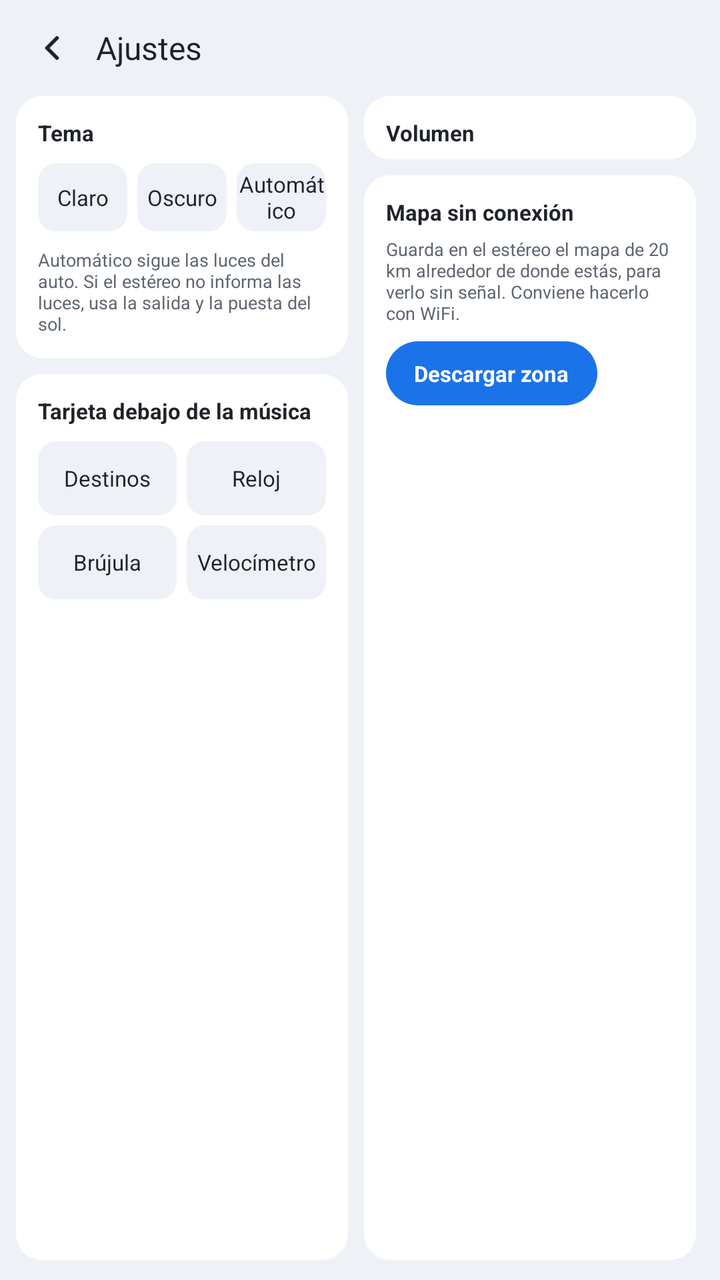
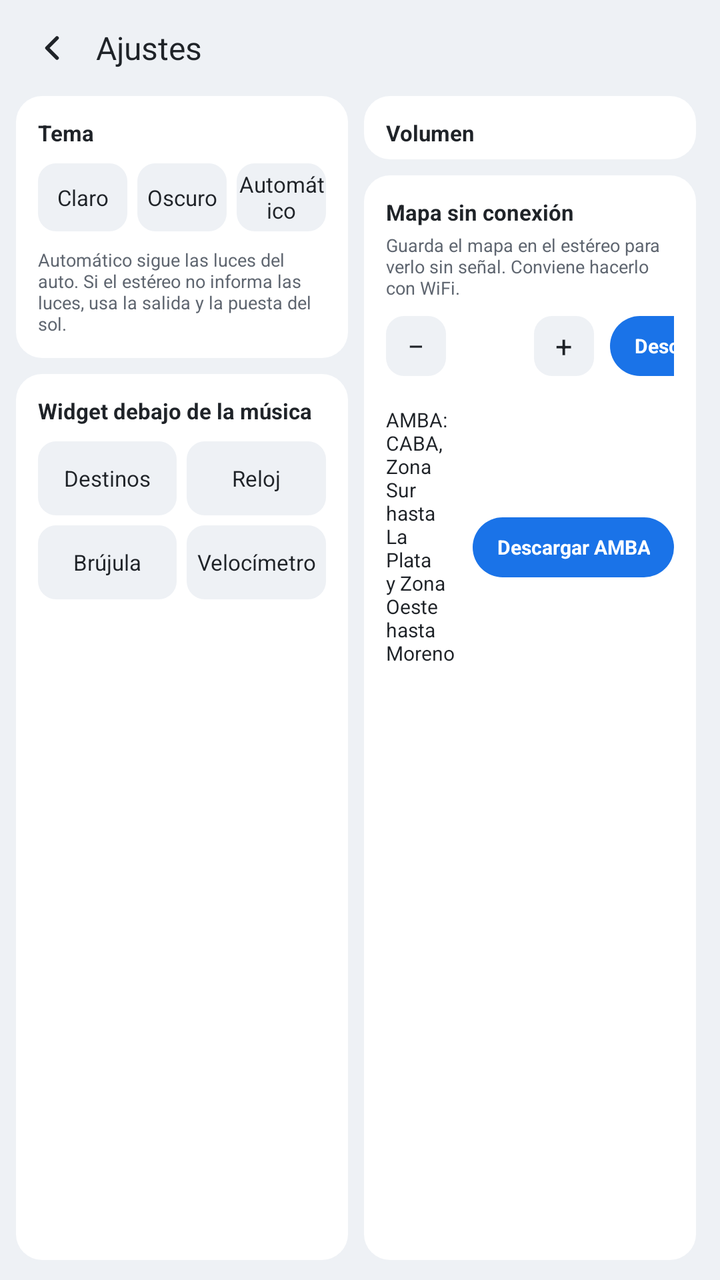

Two renders of the same Android screen: before a commit and after it. Below are the layout's source before the change and the commit's diff.
<!-- AndroidManifest.xml: application theme LauncherTheme -->
<!-- res/layout/activity_settings.xml -->
<?xml version="1.0" encoding="utf-8"?>
<LinearLayout xmlns:android="http://schemas.android.com/apk/res/android"
    android:layout_width="match_parent"
    android:layout_height="match_parent"
    android:background="@color/ground"
    android:orientation="vertical"
    android:paddingStart="8dp"
    android:paddingTop="6dp"
    android:paddingEnd="12dp"
    android:paddingBottom="10dp">

    
    <LinearLayout
        android:layout_width="match_parent"
        android:layout_height="36dp"
        android:gravity="center_vertical"
        android:orientation="horizontal">

        <ImageButton
            android:id="@+id/settings_back"
            android:layout_width="36dp"
            android:layout_height="36dp"
            android:background="@drawable/bg_round_button"
            android:contentDescription="@string/back"
            android:padding="8dp"
            android:scaleType="fitCenter"
            android:src="@drawable/ic_back" />

        <TextView
            android:layout_width="0dp"
            android:layout_height="wrap_content"
            android:layout_marginStart="4dp"
            android:layout_weight="1"
            android:text="@string/settings_title"
            android:textColor="@color/text"
            android:textSize="16sp" />

        <TextView
            android:id="@+id/settings_version"
            android:layout_width="wrap_content"
            android:layout_height="wrap_content"
            android:textColor="@color/muted"
            android:textSize="9sp" />
    </LinearLayout>

    <LinearLayout
        android:layout_width="match_parent"
        android:layout_height="0dp"
        android:layout_marginTop="6dp"
        android:layout_weight="1"
        android:orientation="horizontal">

        
        <LinearLayout
            android:layout_width="0dp"
            android:layout_height="match_parent"
            android:layout_weight="1"
            android:orientation="vertical">

            
            <LinearLayout
                style="@style/Card"
                android:layout_width="match_parent"
                android:layout_height="wrap_content"
                android:orientation="vertical"
                android:padding="11dp">

                <TextView
                    style="@style/SettingsTitle"
                    android:text="@string/theme" />

                <LinearLayout
                    android:layout_width="match_parent"
                    android:layout_height="34dp"
                    android:layout_marginTop="8dp"
                    android:orientation="horizontal">

                    <TextView
                        android:id="@+id/theme_light"
                        style="@style/SettingsOption"
                        android:text="@string/theme_light" />

                    <TextView
                        android:id="@+id/theme_dark"
                        style="@style/SettingsOption"
                        android:layout_marginStart="5dp"
                        android:text="@string/theme_dark" />

                    <TextView
                        android:id="@+id/theme_auto"
                        style="@style/SettingsOption"
                        android:layout_marginStart="5dp"
                        android:text="@string/theme_auto" />
                </LinearLayout>

                <TextView
                    android:layout_width="match_parent"
                    android:layout_height="wrap_content"
                    android:layout_marginTop="8dp"
                    android:text="@string/theme_auto_hint"
                    android:textColor="@color/muted"
                    android:textSize="9sp" />
            </LinearLayout>

            
            <LinearLayout
                style="@style/Card"
                android:layout_width="match_parent"
                android:layout_height="0dp"
                android:layout_marginTop="8dp"
                android:layout_weight="1"
                android:orientation="vertical"
                android:padding="11dp">

                <TextView
                    style="@style/SettingsTitle"
                    android:text="@string/bottom_card" />

                <LinearLayout
                    android:layout_width="match_parent"
                    android:layout_height="37dp"
                    android:layout_marginTop="8dp"
                    android:orientation="horizontal">

                    <TextView
                        android:id="@+id/card_places"
                        style="@style/SettingsOption"
                        android:text="@string/card_places" />

                    <TextView
                        android:id="@+id/card_clock"
                        style="@style/SettingsOption"
                        android:layout_marginStart="5dp"
                        android:text="@string/card_clock" />
                </LinearLayout>

                <LinearLayout
                    android:layout_width="match_parent"
                    android:layout_height="37dp"
                    android:layout_marginTop="5dp"
                    android:orientation="horizontal">

                    <TextView
                        android:id="@+id/card_compass"
                        style="@style/SettingsOption"
                        android:text="@string/card_compass" />

                    <TextView
                        android:id="@+id/card_speedo"
                        style="@style/SettingsOption"
                        android:layout_marginStart="5dp"
                        android:text="@string/card_speedo" />
                </LinearLayout>
            </LinearLayout>
        </LinearLayout>

        
        <LinearLayout
            android:layout_width="0dp"
            android:layout_height="match_parent"
            android:layout_marginStart="8dp"
            android:layout_weight="1"
            android:orientation="vertical">

            
            <LinearLayout
                android:id="@+id/volumes"
                style="@style/Card"
                android:layout_width="match_parent"
                android:layout_height="wrap_content"
                android:orientation="vertical"
                android:paddingStart="11dp"
                android:paddingTop="11dp"
                android:paddingEnd="11dp"
                android:paddingBottom="6dp">

                <TextView
                    style="@style/SettingsTitle"
                    android:text="@string/volume_title" />
            </LinearLayout>

            
            <LinearLayout
                style="@style/Card"
                android:layout_width="match_parent"
                android:layout_height="0dp"
                android:layout_marginTop="8dp"
                android:layout_weight="1"
                android:orientation="vertical"
                android:padding="11dp">

                <TextView
                    style="@style/SettingsTitle"
                    android:text="@string/offline_map" />

                <TextView
                    android:layout_width="match_parent"
                    android:layout_height="wrap_content"
                    android:layout_marginTop="5dp"
                    android:text="@string/offline_map_hint"
                    android:textColor="@color/muted"
                    android:textSize="9sp" />

                <LinearLayout
                    android:layout_width="match_parent"
                    android:layout_height="wrap_content"
                    android:layout_marginTop="8dp"
                    android:gravity="center_vertical"
                    android:orientation="horizontal">

                    <TextView
                        android:id="@+id/offline_button"
                        android:layout_width="wrap_content"
                        android:layout_height="32dp"
                        android:background="@drawable/bg_button_accent_round"
                        android:gravity="center"
                        android:paddingStart="14dp"
                        android:paddingEnd="14dp"
                        android:text="@string/offline_download"
                        android:textColor="@color/on_accent"
                        android:textSize="11sp"
                        android:textStyle="bold" />

                    <TextView
                        android:id="@+id/offline_status"
                        android:layout_width="0dp"
                        android:layout_height="wrap_content"
                        android:layout_marginStart="10dp"
                        android:layout_weight="1"
                        android:textColor="@color/muted"
                        android:textSize="9sp" />
                </LinearLayout>

                <ProgressBar
                    android:id="@+id/offline_progress"
                    style="@android:style/Widget.Material.ProgressBar.Horizontal"
                    android:layout_width="match_parent"
                    android:layout_height="4dp"
                    android:layout_marginTop="8dp"
                    android:progressBackgroundTint="@color/track"
                    android:progressTint="@color/accent"
                    android:visibility="gone" />
            </LinearLayout>
        </LinearLayout>
    </LinearLayout>
</LinearLayout>
<!-- resources referenced by this layout -->
<resources>
  <color name="accent">#1A73E8</color>
  <color name="ground">#EEF1F5</color>
  <color name="muted">#5F6670</color>
  <color name="on_accent">#FFFFFF</color>
  <color name="text">#1F2328</color>
  <color name="track">#D5DAE1</color>
  <!-- drawable bg_button_accent_round (drawable) -->
  <?xml version="1.0" encoding="utf-8"?>
  <ripple xmlns:android="http://schemas.android.com/apk/res/android" android:color="#33000000">
      <item>
          <shape android:shape="rectangle">
              <solid android:color="@color/accent" />
              <corners android:radius="20dp" />
          </shape>
      </item>
  </ripple>
  <!-- drawable bg_round_button (drawable) -->
  <?xml version="1.0" encoding="utf-8"?>
  <ripple xmlns:android="http://schemas.android.com/apk/res/android" android:color="#33FFFFFF">
      <item android:id="@android:id/mask">
          <shape android:shape="oval">
              <solid android:color="#FFFFFFFF" />
          </shape>
      </item>
  </ripple>
  <!-- drawable ic_back (drawable) -->
  <?xml version="1.0" encoding="utf-8"?>
  <vector xmlns:android="http://schemas.android.com/apk/res/android"
      android:width="24dp" android:height="24dp"
      android:viewportWidth="24" android:viewportHeight="24">
      <path android:pathData="M15,18l-6,-6 6,-6" android:strokeColor="@color/text" android:strokeWidth="2.2" android:strokeLineCap="round" android:strokeLineJoin="round" android:fillColor="#00000000" />
  </vector>
  <string name="back">Volver</string>
  <string name="bottom_card">Tarjeta debajo de la música</string>
  <string name="card_clock">Reloj</string>
  <string name="card_compass">Brújula</string>
  <string name="card_places">Destinos</string>
  <string name="card_speedo">Velocímetro</string>
  <string name="offline_download">Descargar zona</string>
  <string name="offline_map">Mapa sin conexión</string>
  <string name="offline_map_hint">Guarda en el estéreo el mapa de 20 km alrededor de donde estás, para verlo sin señal. Conviene hacerlo con WiFi.</string>
  <string name="settings_title">Ajustes</string>
  <string name="theme">Tema</string>
  <string name="theme_auto">Automático</string>
  <string name="theme_auto_hint">Automático sigue las luces del auto. Si el estéreo no informa las luces, usa la salida y la puesta del sol.</string>
  <string name="theme_dark">Oscuro</string>
  <string name="theme_light">Claro</string>
  <string name="volume_title">Volumen</string>
  <style name="Card">
          <item name="android:background">@drawable/bg_card</item>
      </style>
  <style name="SettingsTitle">
          <item name="android:layout_width">wrap_content</item>
          <item name="android:layout_height">wrap_content</item>
          <item name="android:textColor">@color/text</item>
          <item name="android:textSize">11sp</item>
          <item name="android:textStyle">bold</item>
      </style>
  <!-- drawable bg_card (drawable) -->
  <?xml version="1.0" encoding="utf-8"?>
  <shape xmlns:android="http://schemas.android.com/apk/res/android" android:shape="rectangle">
      <solid android:color="@color/card" />
      <corners android:radius="13dp" />
  </shape>
  <color name="card">#FFFFFF</color>
  <color name="selected">#D3E3FD</color>
  <color name="tile">#EEF1F5</color>
  <!-- unchanged entries left out for length: 3 -->
</resources>

<!-- the commit's change to res/layout/activity_settings.xml (unified diff, before → after) -->
@@ -196,47 +196,142 @@
                 <TextView
                     android:layout_width="match_parent"
                     android:layout_height="wrap_content"
-                    android:layout_marginTop="5dp"
+                    android:layout_marginTop="3dp"
                     android:text="@string/offline_map_hint"
                     android:textColor="@color/muted"
                     android:textSize="9sp" />
 
-                <LinearLayout
-                    android:layout_width="match_parent"
-                    android:layout_height="wrap_content"
+                
+                <LinearLayout
+                    android:layout_width="match_parent"
+                    android:layout_height="30dp"
                     android:layout_marginTop="8dp"
                     android:gravity="center_vertical"
                     android:orientation="horizontal">
 
                     <TextView
+                        android:layout_width="0dp"
+                        android:layout_height="wrap_content"
+                        android:layout_weight="1"
+                        android:text="@string/offline_around"
+                        android:textColor="@color/text"
+                        android:textSize="10sp" />
+
+                    <TextView
+                        android:id="@+id/radius_less"
+                        android:layout_width="30dp"
+                        android:layout_height="30dp"
+                        android:background="@drawable/bg_option"
+                        android:contentDescription="@string/offline_less"
+                        android:gravity="center"
+                        android:text="−"
+                        android:textColor="@color/text"
+                        android:textSize="15sp" />
+
+                    <TextView
+                        android:id="@+id/radius_value"
+                        android:layout_width="44dp"
+                        android:layout_height="wrap_content"
+                        android:gravity="center"
+                        android:textColor="@color/text"
+                        android:textSize="11sp" />
+
+                    <TextView
+                        android:id="@+id/radius_more"
+                        android:layout_width="30dp"
+                        android:layout_height="30dp"
+                        android:background="@drawable/bg_option"
+                        android:contentDescription="@string/offline_more"
+                        android:gravity="center"
+                        android:text="+"
+                        android:textColor="@color/text"
+                        android:textSize="15sp" />
+
+                    <TextView
                         android:id="@+id/offline_button"
                         android:layout_width="wrap_content"
-                        android:layout_height="32dp"
+                        android:layout_height="30dp"
+                        android:layout_marginStart="8dp"
                         android:background="@drawable/bg_button_accent_round"
                         android:gravity="center"
-                        android:paddingStart="14dp"
-                        android:paddingEnd="14dp"
+                        android:paddingStart="12dp"
+                        android:paddingEnd="12dp"
                         android:text="@string/offline_download"
                         android:textColor="@color/on_accent"
-                        android:textSize="11sp"
+                        android:textSize="10sp"
                         android:textStyle="bold" />
-
-                    <TextView
-                        android:id="@+id/offline_status"
+                </LinearLayout>
+
+                <TextView
+                    android:id="@+id/radius_estimate"
+                    android:layout_width="match_parent"
+                    android:layout_height="wrap_content"
+                    android:gravity="end"
+                    android:textColor="@color/muted"
+                    android:textSize="8sp" />
+
+                
+                <LinearLayout
+                    android:layout_width="match_parent"
+                    android:layout_height="wrap_content"
+                    android:layout_marginTop="4dp"
+                    android:gravity="center_vertical"
+                    android:orientation="horizontal">
+
+                    <LinearLayout
                         android:layout_width="0dp"
                         android:layout_height="wrap_content"
-                        android:layout_marginStart="10dp"
                         android:layout_weight="1"
-                        android:textColor="@color/muted"
-                        android:textSize="9sp" />
-                </LinearLayout>
+                        android:orientation="vertical">
+
+                        <TextView
+                            android:layout_width="match_parent"
+                            android:layout_height="wrap_content"
+                            android:text="@string/offline_amba"
+                            android:textColor="@color/text"
+                            android:textSize="10sp" />
+
+                        <TextView
+                            android:id="@+id/amba_estimate"
+                            android:layout_width="match_parent"
+                            android:layout_height="wrap_content"
+                            android:textColor="@color/muted"
+                            android:textSize="8sp" />
+                    </LinearLayout>
+
+                    <TextView
+                        android:id="@+id/amba_button"
+                        android:layout_width="wrap_content"
+                        android:layout_height="30dp"
+                        android:layout_marginStart="8dp"
+                        android:background="@drawable/bg_button_accent_round"
+                        android:gravity="center"
+                        android:paddingStart="12dp"
+                        android:paddingEnd="12dp"
+                        android:text="@string/offline_download_amba"
+                        android:textColor="@color/on_accent"
+                        android:textSize="10sp"
+                        android:textStyle="bold" />
+                </LinearLayout>
+
+                <View
+                    android:layout_width="0dp"
+                    android:layout_height="0dp"
+                    android:layout_weight="1" />
+
+                <TextView
+                    android:id="@+id/offline_status"
+                    android:layout_width="match_parent"
+                    android:layout_height="wrap_content"
+                    android:textColor="@color/muted"
+                    android:textSize="9sp" />
 
                 <ProgressBar
                     android:id="@+id/offline_progress"
                     style="@android:style/Widget.Material.ProgressBar.Horizontal"
                     android:layout_width="match_parent"
                     android:layout_height="4dp"
-                    android:layout_marginTop="8dp"
+                    android:layout_marginTop="4dp"
                     android:progressBackgroundTint="@color/track"
                     android:progressTint="@color/accent"
                     android:visibility="gone" />
<!-- resource entries referenced after the edit -->
@@ -33,14 +33,19 @@
       <path android:pathData="M15,18l-6,-6 6,-6" android:strokeColor="@color/text" android:strokeWidth="2.2" android:strokeLineCap="round" android:strokeLineJoin="round" android:fillColor="#00000000" />
   </vector>
   <string name="back">Volver</string>
-  <string name="bottom_card">Tarjeta debajo de la música</string>
+  <string name="bottom_card">Widget debajo de la música</string>
   <string name="card_clock">Reloj</string>
   <string name="card_compass">Brújula</string>
   <string name="card_places">Destinos</string>
   <string name="card_speedo">Velocímetro</string>
-  <string name="offline_download">Descargar zona</string>
+  <string name="offline_amba">AMBA: CABA, Zona Sur hasta La Plata y Zona Oeste hasta Moreno</string>
+  <string name="offline_around">Alrededor tuyo</string>
+  <string name="offline_download">Descargar</string>
+  <string name="offline_download_amba">Descargar AMBA</string>
+  <string name="offline_less">Menos kilómetros</string>
   <string name="offline_map">Mapa sin conexión</string>
-  <string name="offline_map_hint">Guarda en el estéreo el mapa de 20 km alrededor de donde estás, para verlo sin señal. Conviene hacerlo con WiFi.</string>
+  <string name="offline_map_hint">Guarda el mapa en el estéreo para verlo sin señal. Conviene hacerlo con WiFi.</string>
+  <string name="offline_more">Más kilómetros</string>
   <string name="settings_title">Ajustes</string>
   <string name="theme">Tema</string>
   <string name="theme_auto">Automático</string>
